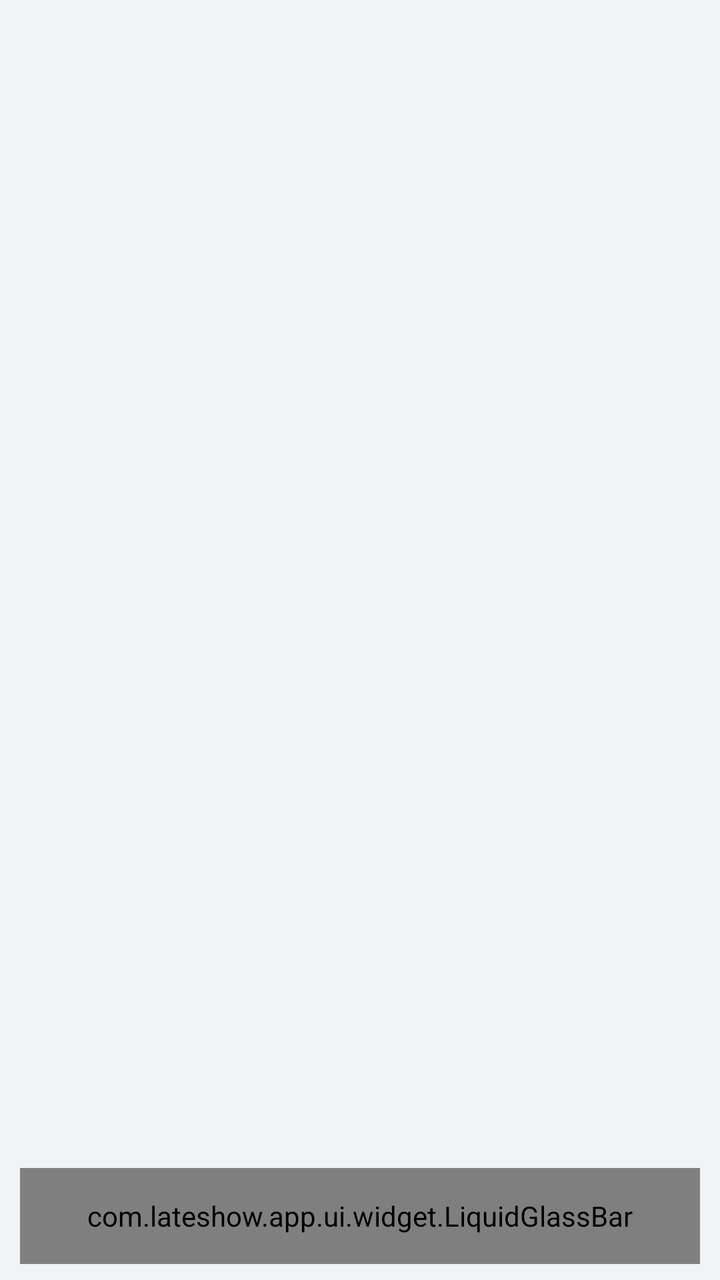
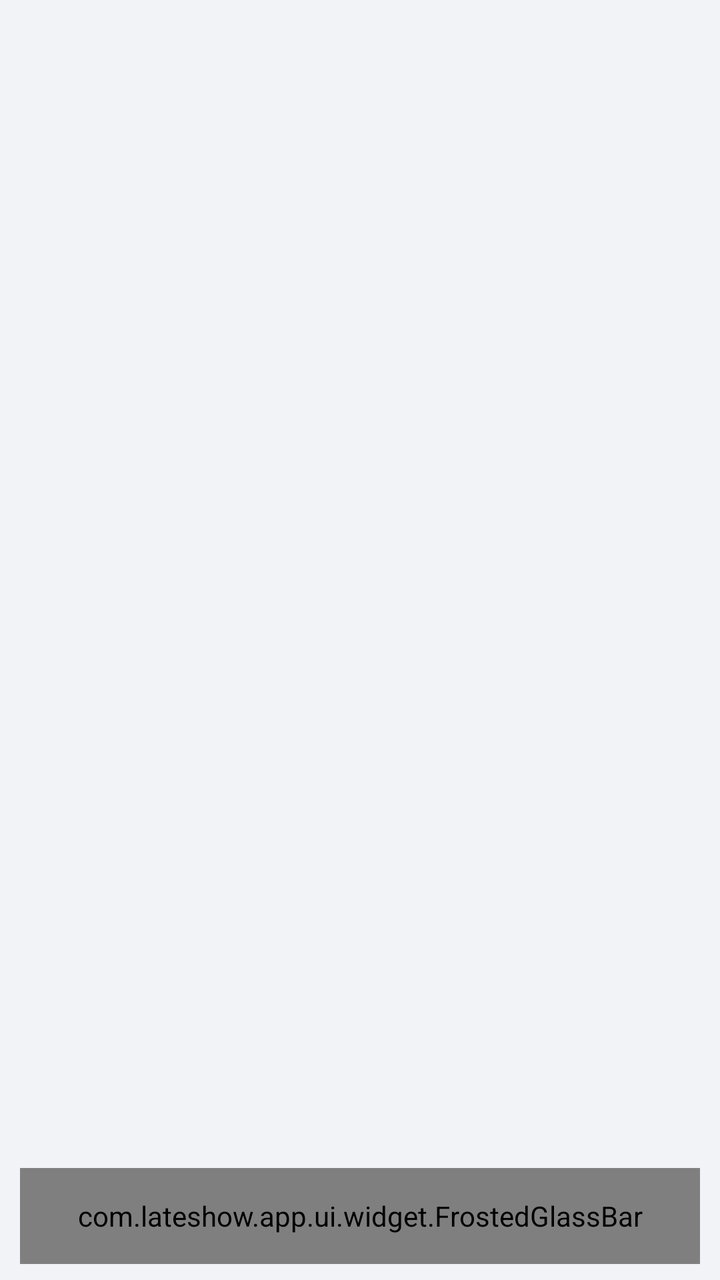

Before-and-after screenshots of an Android layout around one commit, followed by the original layout XML and the change that was made.
<!-- AndroidManifest.xml: application theme Theme.LateShow -->
<!-- res/layout/activity_main.xml -->
<?xml version="1.0" encoding="utf-8"?>
<FrameLayout xmlns:android="http://schemas.android.com/apk/res/android"
    android:id="@+id/mainRoot"
    android:layout_width="match_parent"
    android:layout_height="match_parent"
    android:background="@color/ink900">

    <FrameLayout
        android:id="@+id/mainContent"
        android:layout_width="match_parent"
        android:layout_height="match_parent"
        android:background="@color/ink900">

        
        <FrameLayout
            android:id="@+id/container"
            android:layout_width="match_parent"
            android:layout_height="match_parent" />

        
        <com.lateshow.app.ui.widget.LiquidGlassBar
            android:id="@+id/tabbar"
            android:layout_width="match_parent"
            android:layout_height="48dp"
            android:layout_gravity="bottom"
            android:layout_marginLeft="10dp"
            android:layout_marginRight="10dp"
            android:layout_marginBottom="8dp"
            android:orientation="horizontal">

            <FrameLayout android:id="@+id/tab_home" style="@style/TabItem">
                <FrameLayout style="@style/TabIconBox">
                    <View android:id="@+id/tab_home_glow" style="@style/TabGlow" />
                    <androidx.appcompat.widget.AppCompatImageView
                        android:id="@+id/tab_home_icon"
                        android:src="@drawable/ic_home"
                        style="@style/TabIcon" />
                </FrameLayout>
                <View android:id="@+id/tab_home_ind" style="@style/TabIndicator" />
            </FrameLayout>

            <FrameLayout android:id="@+id/tab_fav" style="@style/TabItem">
                <FrameLayout style="@style/TabIconBox">
                    <View android:id="@+id/tab_fav_glow" style="@style/TabGlow" />
                    <androidx.appcompat.widget.AppCompatImageView
                        android:id="@+id/tab_fav_icon"
                        android:src="@drawable/ic_heart"
                        style="@style/TabIcon" />
                </FrameLayout>
                <View android:id="@+id/tab_fav_ind" style="@style/TabIndicator" />
            </FrameLayout>

            <FrameLayout android:id="@+id/tab_settings" style="@style/TabItem">
                <FrameLayout style="@style/TabIconBox">
                    <View android:id="@+id/tab_settings_glow" style="@style/TabGlow" />
                    <androidx.appcompat.widget.AppCompatImageView
                        android:id="@+id/tab_settings_icon"
                        android:src="@drawable/ic_settings"
                        style="@style/TabIcon" />
                </FrameLayout>
                <View android:id="@+id/tab_settings_ind" style="@style/TabIndicator" />
            </FrameLayout>
        </com.lateshow.app.ui.widget.LiquidGlassBar>
    </FrameLayout>

    
    <FrameLayout
        android:id="@+id/detailHost"
        android:layout_width="match_parent"
        android:layout_height="match_parent"
        android:visibility="gone" />
</FrameLayout>
<!-- resources referenced by this layout -->
<resources>
  <color name="ink900">#F2F3F6</color>
  <style name="TabGlow">
          <item name="android:layout_width">36dp</item>
          <item name="android:layout_height">36dp</item>
          <item name="android:layout_gravity">center</item>
          <item name="android:background">@drawable/bg_nav_glow</item>
          <item name="android:alpha">0</item>
      </style>
  <style name="TabIcon">
          <item name="android:layout_width">26dp</item>
          <item name="android:layout_height">26dp</item>
          <item name="android:layout_gravity">center</item>
      </style>
  <style name="TabIconBox">
          <item name="android:layout_width">30dp</item>
          <item name="android:layout_height">30dp</item>
          <item name="android:layout_gravity">center</item>
          <item name="android:clipChildren">false</item>
      </style>
  <style name="TabIndicator">
          <item name="android:layout_width">18dp</item>
          <item name="android:layout_height">2dp</item>
          <item name="android:layout_gravity">top|center_horizontal</item>
          <item name="android:background">@drawable/bg_nav_ind</item>
          <item name="android:alpha">0</item>
      </style>
  <style name="TabItem">
          <item name="android:layout_width">0dp</item>
          <item name="android:layout_height">match_parent</item>
          <item name="android:layout_weight">1</item>
          <item name="android:clipChildren">false</item>
      </style>
  <color name="t1">#1B2026</color>
  <color name="acc">#FF5A36</color>
  <!-- drawable bg_nav_ind (drawable) -->
  <?xml version="1.0" encoding="utf-8"?>
  <shape xmlns:android="http://schemas.android.com/apk/res/android"
      android:shape="rectangle">
      <corners android:radius="2dp" />
      <solid android:color="@color/acc" />
  </shape>
  <color name="accInk">#170A05</color>
  <color name="ink800">#FFFFFF</color>
  <style name="LateShow.PopupMenu" parent="Widget.Material3.PopupMenu">
          <item name="android:popupBackground">@drawable/bg_menu</item>
          <item name="android:dropDownVerticalOffset">4dp</item>
      </style>
  <color name="accSoft">#21FF5A36</color>
  <style name="LateShow.MaterialAlertDialog" parent="MaterialAlertDialog.Material3">
          <item name="shapeAppearance">@style/LateShow.DialogShape</item>
          <item name="backgroundTint">@color/ink800</item>
      </style>
  <style name="LateShow.DialogTitle" parent="MaterialAlertDialog.Material3.Title.Text">
          <item name="android:textSize">17sp</item>
          <item name="android:textStyle">bold</item>
          <item name="android:textColor">@color/t1</item>
      </style>
  <style name="LateShow.DialogBody" parent="MaterialAlertDialog.Material3.Body.Text">
          <item name="android:textSize">13sp</item>
          <item name="android:textColor">@color/t2</item>
          <item name="android:lineSpacingExtra">5dp</item>
      </style>
  <color name="accText">#C13A17</color>
  <style name="LateShow.DialogAnim" parent="">
          <item name="android:windowShowAnimation">@anim/dialog_in</item>
          <item name="android:windowHideAnimation">@anim/dialog_out</item>
      </style>
  <style name="LateShow.DialogBtnSecondary" parent="LateShow.DialogBtnPrimary">
          <item name="android:textStyle">normal</item>
          <item name="android:textColor">@color/t2</item>
      </style>
  <!-- drawable bg_menu (drawable) -->
  <?xml version="1.0" encoding="utf-8"?>
  <shape xmlns:android="http://schemas.android.com/apk/res/android" android:shape="rectangle">
      <solid android:color="@color/ink800" />
      <stroke android:width="1dp" android:color="@color/line" />
      <corners android:radius="10dp" />
  </shape>
  <style name="LateShow.DialogShape" parent="">
          <item name="cornerSize">10dp</item>
      </style>
  <color name="t2">#5C6672</color>
  <color name="line">#1A12181F</color>
  <!-- unchanged entries left out for length: 7 -->
</resources>

<!-- the commit's change to res/layout/activity_main.xml (unified diff, before → after) -->
@@ -18,7 +18,7 @@
             android:layout_height="match_parent" />
 
         
-        <com.lateshow.app.ui.widget.LiquidGlassBar
+        <com.lateshow.app.ui.widget.FrostedGlassBar
             android:id="@+id/tabbar"
             android:layout_width="match_parent"
             android:layout_height="48dp"
@@ -60,7 +60,7 @@
                 </FrameLayout>
                 <View android:id="@+id/tab_settings_ind" style="@style/TabIndicator" />
             </FrameLayout>
-        </com.lateshow.app.ui.widget.LiquidGlassBar>
+        </com.lateshow.app.ui.widget.FrostedGlassBar>
     </FrameLayout>
 
     
